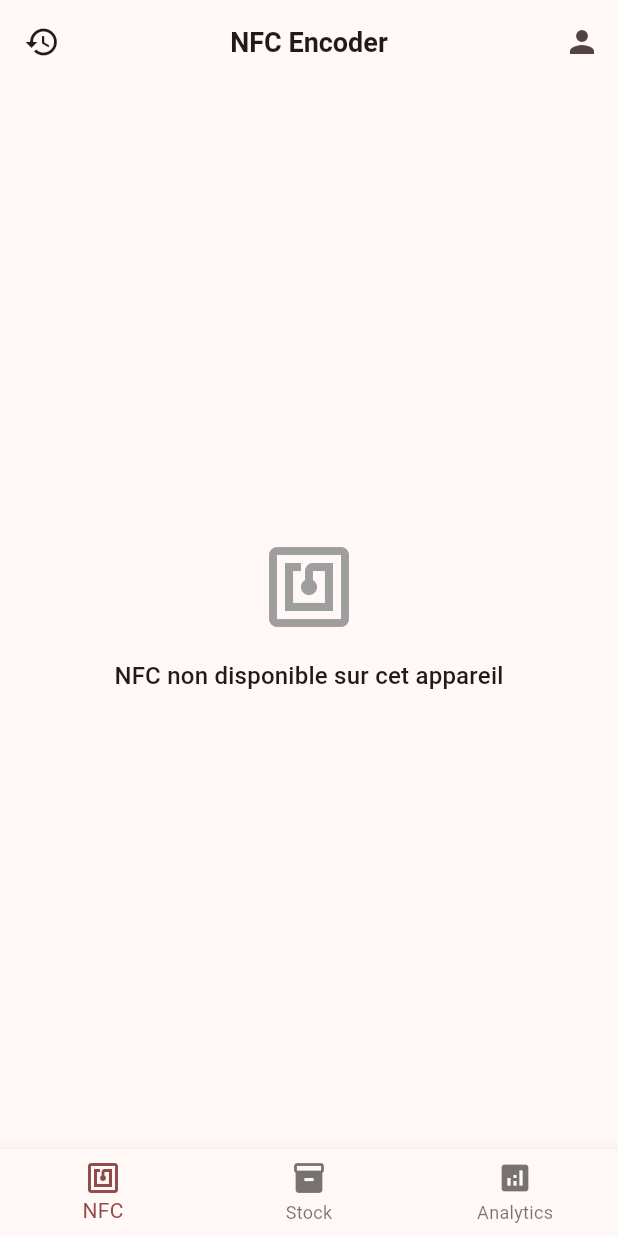
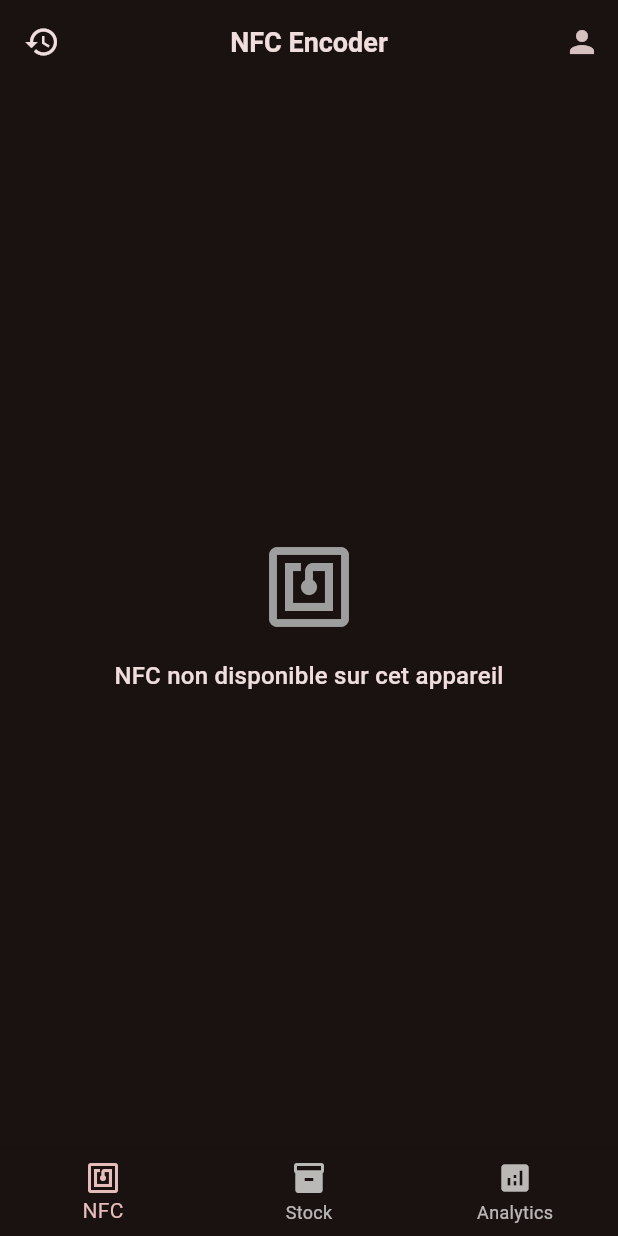
Before and after one commit to IponeRacing/SpoolMaster, a Flutter app: the screen it shows after launch, after a tap on "Continue without account (local mode)", on a phone screen of 412 x 824 dp. Run offline on Flutter 3.47's test engine with Material 3 defaults, Android fonts, the phone set to English and light mode, and no system bars; our stand-ins replace dartz, equatable, firebase_core, firebase_crashlytics, flutter_bloc, flutter_secure_storage and 10 more; missing offline and left inert: app_tracking_transparency, in_app_purchase_android, in_app_purchase_storekit, nfc_manager; accounts and stored records are empty; network calls fail.

Commit message:
fix: force dark theme, move ad banner to top, handle Android back button
- Force ThemeMode.dark to prevent white theme on Android light mode
- Move ad banner from bottom to top (under app bar) to avoid interfering
  with bottom navigation
- Add PopScope to MainNavigationPage: back button returns to NFC tab
  first, then exits app

Co-Authored-By: Claude Opus 4.6 <noreply@anthropic.com>

```diff
--- a/lib/main.dart
+++ b/lib/main.dart
@@ -159,9 +159,9 @@ class _MyAppState extends State<MyApp> {
     return MaterialApp(
       title: 'Spool Master',
       debugShowCheckedModeBanner: false,
-      theme: AppTheme.lightTheme,
+      theme: AppTheme.darkTheme,
       darkTheme: AppTheme.darkTheme,
-      themeMode: ThemeMode.system,
+      themeMode: ThemeMode.dark,
       locale: _locale,
       localizationsDelegates: const [
         AppLocalizations.delegate,
@@ -238,7 +238,16 @@ class _MainNavigationPageState extends State<MainNavigationPage> {
 
   @override
   Widget build(BuildContext context) {
-    return Scaffold(
+    return PopScope(
+      canPop: _selectedIndex == 0,
+      onPopInvokedWithResult: (didPop, result) {
+        if (!didPop) {
+          setState(() {
+            _selectedIndex = 0;
+          });
+        }
+      },
+      child: Scaffold(
       body: IndexedStack(
         index: _selectedIndex,
         children: [
@@ -285,6 +294,7 @@ class _MainNavigationPageState extends State<MainNavigationPage> {
           ),
         ],
       ),
+    ),
     );
   }
 }
--- a/pubspec.yaml
+++ b/pubspec.yaml
@@ -2,7 +2,7 @@ name: nfc_filament
 description: "Application Flutter pour lire/écrire les puces NFC des bobines de filament"
 publish_to: 'none'
 
-version: 1.0.5+45
+version: 1.0.5+46
 
 environment:
   sdk: ^3.10.7
```
Also changed, not shown: lib/features/nfc_reader/presentation/pages/nfc_reader_page_simple.dart (+4 -4 lines).
